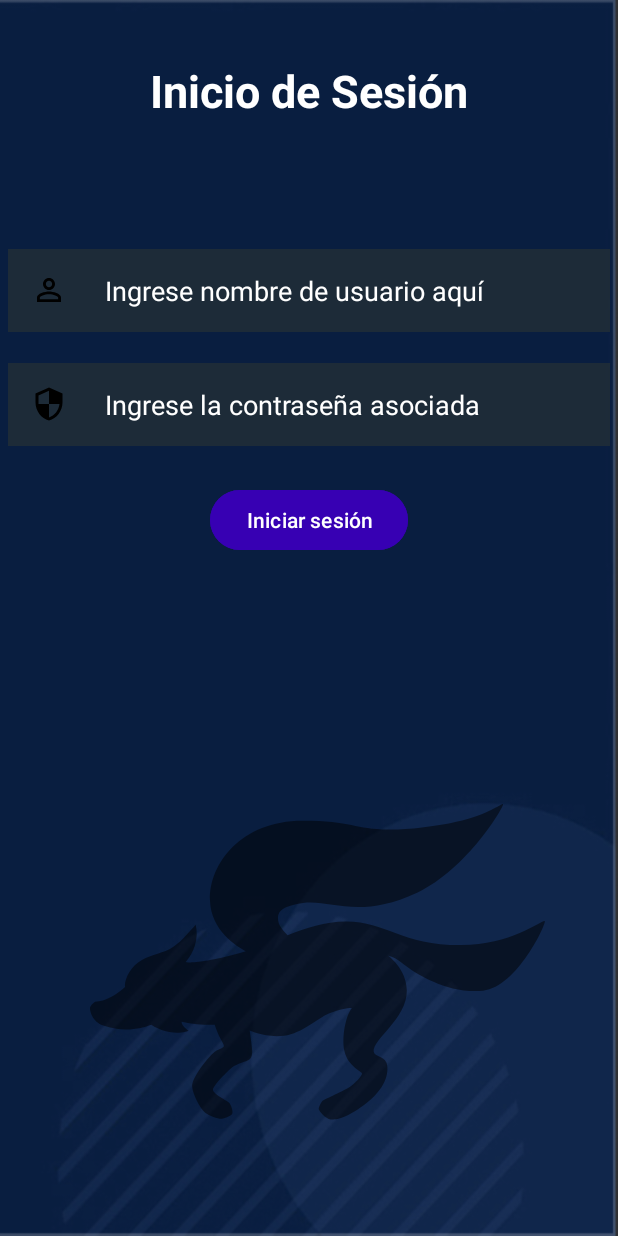
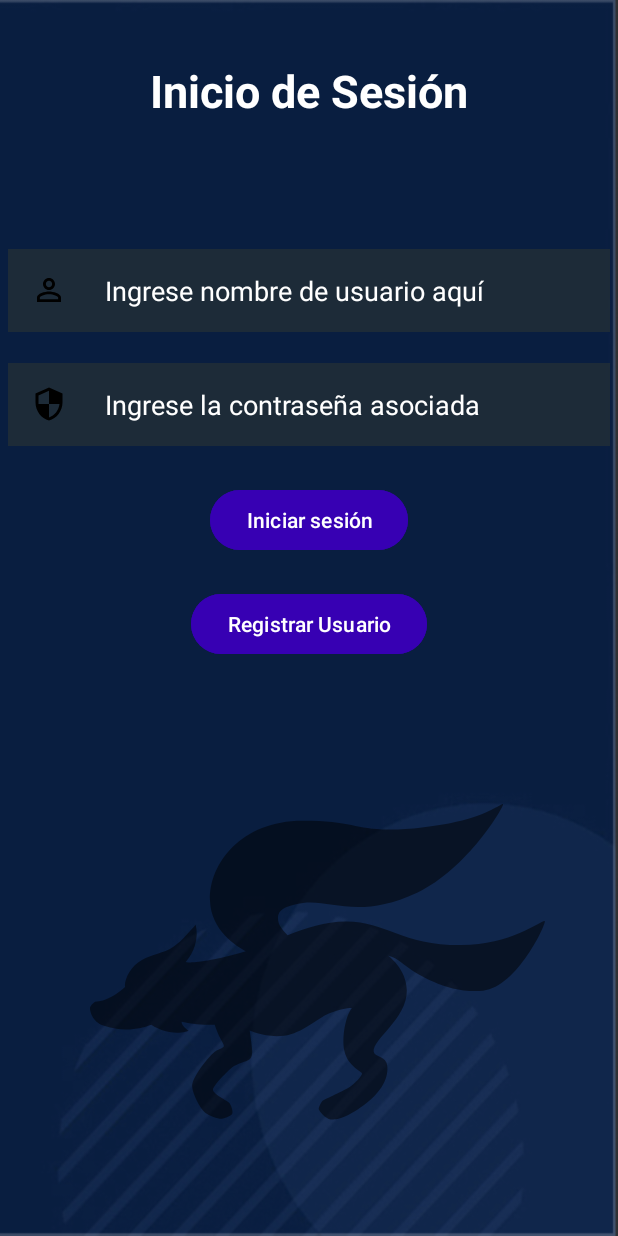
Before and after one commit to javiermar20000/Inventario_v1, an Android app: the screen it shows after launch (LoginSession), on a phone screen of 412 x 824 dp. Run offline under Robolectric (Android 15) with nearby library versions, the phone set to English and light mode, and no system bars.

```diff
--- a/app/src/main/java/com/example/inventario_v1/LoginSession.java
+++ b/app/src/main/java/com/example/inventario_v1/LoginSession.java
@@ -20,6 +20,7 @@ public class LoginSession extends AppCompatActivity {
 
 
         MaterialButton Boton = (MaterialButton) findViewById(R.id.Boton);
+        MaterialButton Boton2 = (MaterialButton) findViewById(R.id.Boton2);
 
         //admin and admin password
         Boton.setOnClickListener(new View.OnClickListener() {
@@ -34,6 +35,18 @@ public class LoginSession extends AppCompatActivity {
                     Toast.makeText(LoginSession.this,"Inicio de sesion FALLIDO!!!!",Toast.LENGTH_SHORT).show();
             }
         });
+        Boton2.setOnClickListener(new View.OnClickListener() {
+            @Override
+            public void onClick(View v) {
+                if(NombreUsuario.getText().toString().equals("") || Contrasena.getText().toString().equals("")){
+                    Toast.makeText(LoginSession.this, "Llene todos los campos para el registro", Toast.LENGTH_SHORT).show();
+                } else {
+                    Toast.makeText(LoginSession.this, "Registro Exitoso, iniciando sesión",Toast.LENGTH_SHORT).show();
+                    startActivity(new Intent(LoginSession.this,InicioActivity.class));
+                }
+            }
+
+        });
     }
 
 }
--- a/app/src/main/java/com/example/inventario_v1/SQLUtilities.java
+++ b/app/src/main/java/com/example/inventario_v1/SQLUtilities.java
@@ -25,6 +25,7 @@ public class SQLUtilities extends SQLiteOpenHelper {
 
     }
 
+
     public void onDelete(SQLiteDatabase sqLiteDatabase, int i, int i1) {
         sqLiteDatabase.execSQL("DELETE FROM Material");
     }
--- a/app/src/main/res/layout/activity_listar.xml
+++ b/app/src/main/res/layout/activity_listar.xml
@@ -18,7 +18,7 @@
     </ListView>
 
     <com.google.android.material.floatingactionbutton.FloatingActionButton
-        android:id="@+id/fab"
+        android:id="@+id/fabEliminar"
         android:layout_width="wrap_content"
         android:layout_height="wrap_content"
         android:layout_gravity="end|bottom"
--- a/app/src/main/res/layout/activity_login_session.xml
+++ b/app/src/main/res/layout/activity_login_session.xml
@@ -65,6 +65,16 @@
         android:layout_centerHorizontal="true"
         android:layout_margin="20dp"/>
 
+    <com.google.android.material.button.MaterialButton
+        android:layout_width="wrap_content"
+        android:layout_height="wrap_content"
+        android:id="@+id/Boton2"
+        android:layout_below="@+id/Boton"
+        android:text="Registrar Usuario"
+        android:backgroundTint="@color/design_default_color_primary_variant"
+        android:layout_centerHorizontal="true"
+        android:layout_margin="1dp"/>
+
     <TextView
         android:layout_width="wrap_content"
         android:layout_height="wrap_content"
```
Also changed, not shown: app/src/main/java/com/example/inventario_v1/ListarProductos.java (+10 -1 lines).
